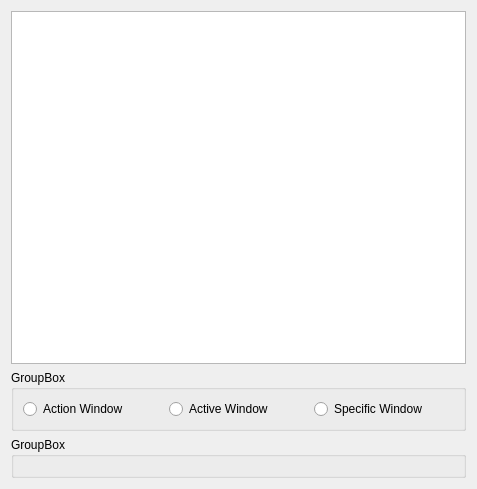
Above: kcm_hotkeys/actions/keyboard_input_action_widget.ui from KDE/khotkeys before the change. Below: the same form after it.
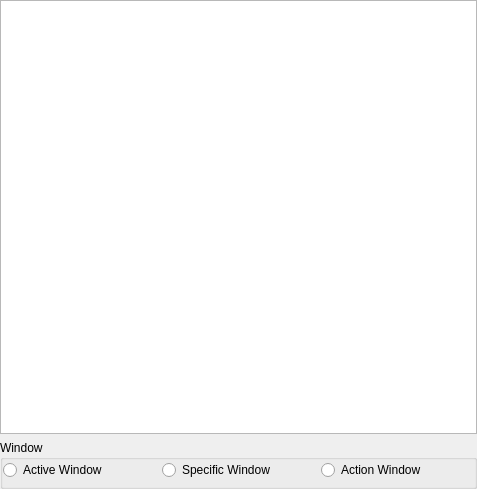
That is the form after the change. Custom widgets are drawn as their Qt base class.

Patch:
```diff
--- a/kcm_hotkeys/actions/keyboard_input_action_widget.ui
+++ b/kcm_hotkeys/actions/keyboard_input_action_widget.ui
@@ -13,22 +13,23 @@
    <string>Form</string>
   </property>
   <layout class="QVBoxLayout" name="verticalLayout" >
+   <property name="margin" >
+    <number>0</number>
+   </property>
    <item>
     <widget class="KTextEdit" name="input" />
    </item>
    <item>
     <widget class="QGroupBox" name="groupBox" >
      <property name="title" >
-      <string>GroupBox</string>
+      <string>Window</string>
      </property>
+     <layout class="QVBoxLayout" name="verticalLayout_2" >
+      <property name="margin" >
+       <number>0</number>
+      </property>
+      <item>
      <layout class="QHBoxLayout" name="horizontalLayout" >
-      <item>
-       <widget class="QRadioButton" name="action_radio" >
-        <property name="text" >
-         <string>Action Window</string>
-        </property>
-       </widget>
-      </item>
       <item>
        <widget class="QRadioButton" name="active_radio" >
         <property name="text" >
@@ -43,15 +44,15 @@
         </property>
        </widget>
       </item>
-     </layout>
-    </widget>
-   </item>
-   <item>
-    <widget class="QGroupBox" name="groupBox_2" >
-     <property name="title" >
-      <string>GroupBox</string>
-     </property>
-     <layout class="QVBoxLayout" name="verticalLayout_2" >
+        <item>
+         <widget class="QRadioButton" name="action_radio" >
+          <property name="text" >
+           <string>Action Window</string>
+          </property>
+         </widget>
+        </item>
+       </layout>
+      </item>
       <item>
        <widget class="WindowDefinitionListWidget" native="1" name="windowdef_list" />
       </item>
```
Lines whose indentation alone changed are shown as unchanged.
